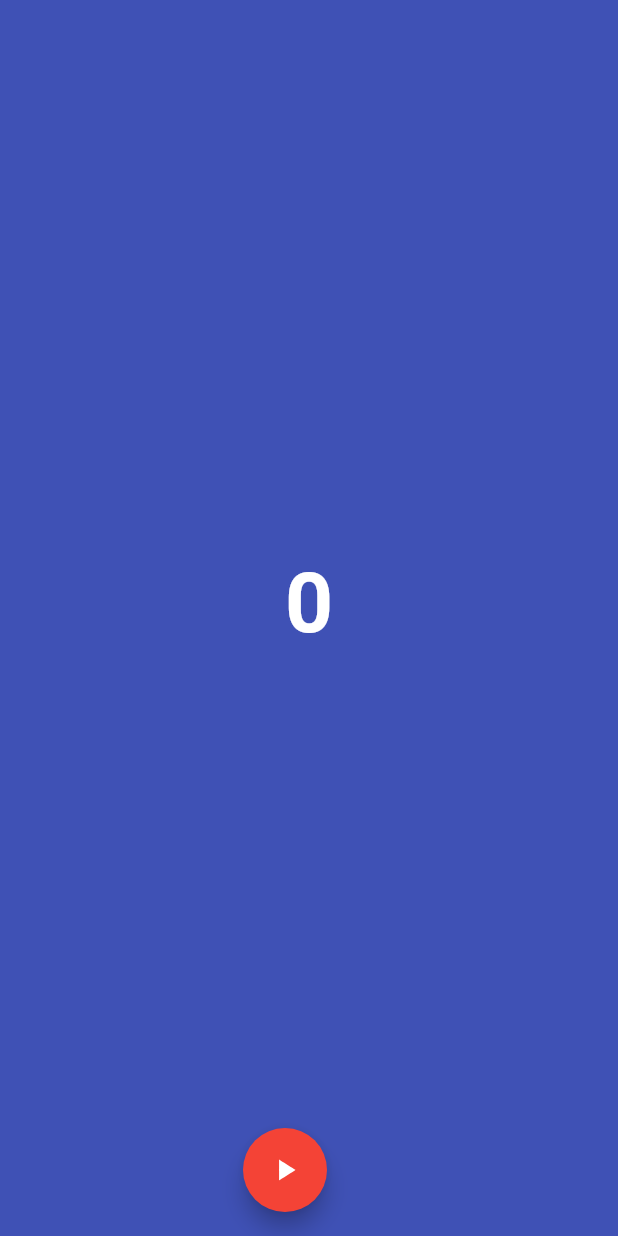
After one commit to maheshj01/awesome_flutter_layouts, a Flutter app: the Typewriter screen opened directly, on a phone screen of 412 x 824 dp. The commit adds this screen. Run offline on Flutter 3.47's test engine with Material 2 defaults, Android fonts, the phone set to English and light mode, and no system bars; network calls fail.

Commit message:
animations added

```diff
--- /dev/null
+++ b/lib/animations/typewriter.dart
@@ -0,0 +1,116 @@
+import 'package:flutter/material.dart';
+
+class Typewriter extends StatefulWidget {
+  @override
+  _TypewriterState createState() => _TypewriterState();
+}
+
+class _TypewriterState extends State<Typewriter>
+    with SingleTickerProviderStateMixin {
+  String animatedText = "";
+  final String text =
+      "Lorem Ipsum is simply dummy text of the prdoubleing and typesetting industry. Lorem Ipsum has been the industry's standard dummy text ever since the 1500s, when an unknown printer took a galley of type and scrambled it to make a type specimen book. It has survived not only five centuries, but also the leap into electronic typesetting, remaining essentially unchanged. It was popularised in the 1960s with the release of Letraset sheets containing Lorem Ipsum passages, and more recently with desktop publishing software like Aldus PageMaker including versions of Lorem Ipsum.Contrary to popular belief, Lorem Ipsum is not simply random text. It has roots in a piece of classical Latin literature from 45 BC, making it over 2000 years old. Richard McClintock, a Latin professor at Hampden-Sydney College in Virginia, looked up one of the more obscure Latin words, consectetur, from a Lorem Ipsum passage, and going through the cites of the word in classical literature, discovered the undoubtable source. Lorem Ipsum comes from sections 1.10.32 and 1.10.33 of de Finibus Bonorum et Malorum (The Extremes of Good and Evil) by Cicero, written in 45 BC. This book is a treatise on the theory of ethics, very popular during the Renaissance. The first line of Lorem Ipsum, Lorem ipsum dolor sit amet.. comes from a line in section 1.10.32.";
+
+  AnimationController animationController;
+
+  @override
+  void initState() {
+    // TODO: implement initState
+    super.initState();
+    animationController = AnimationController(
+      vsync: this,
+      duration: Duration(milliseconds: 10000),
+    );
+    textAnimation = TweenSequence(
+      <TweenSequenceItem<double>>[
+        TweenSequenceItem<double>(
+          tween: Tween<double>(begin: 0, end: (text.length - 1).toDouble()),
+          weight: 40.0,
+        ),
+        //   TweenSequenceItem<double>(
+        //     tween: ConstantTween<double>(10.0),
+        //     weight: 20.0,
+        //   ),
+        //   TweenSequenceItem<double>(
+        //     tween: Tween<double>(begin: 10.0, end: 5.0)
+        //         .chain(CurveTween(curve: Curves.ease)),
+        //     weight: 40.0,
+        //   ),
+      ],
+    ).animate(animationController);
+  }
+
+  Animation<double> textAnimation;
+  @override
+  void dispose() {
+    // TODO: implement dispose
+    animationController.dispose();
+    super.dispose();
+  }
+
+  @override
+  Widget build(BuildContext context) {
+    double start = 0;
+    double end = (text.length - 1).toDouble();
+
+    return Scaffold(
+        backgroundColor: Colors.indigo,
+        body: Padding(
+            padding: const EdgeInsets.symmetric(horizontal: 10),
+            child: AnimatedBuilder(
+                animation: textAnimation,
+                builder: (ctx, child) {
+                  animatedText += text[textAnimation.value.toInt()];
+                  return Center(
+                    child: Column(
+                        mainAxisAlignment: MainAxisAlignment.center,
+                        children: [
+                          Text('${textAnimation.value.toInt()}',
+                              style: Theme.of(context)
+                                  .textTheme
+                                  .headline2
+                                  .copyWith(
+                                      color: Colors.white,
+                                      fontWeight: FontWeight.bold)),
+                          SizedBox(
+                            height: 20,
+                          ),
+                          // Text(animatedText,
+                          //     style: TextStyle(color: Colors.white)),
+                          // TweenAnimationBuilder<int>(
+                          //     tween: Tween(begin: 0, end: 100000000),
+                          //     duration: Duration(seconds: 5),
+                          //     builder: (ctx, value, child) {
+                          //       return Text(
+                          //         '$value',
+                          //         style: TextStyle(color: Colors.white),
+                          //       );
+                          //     }),
+                        ]),
+                  );
+                })),
+        floatingActionButton:
+            Row(mainAxisAlignment: MainAxisAlignment.spaceEvenly, children: [
+          FloatingActionButton(
+            heroTag: null,
+            onPressed: () {
+              if (animationController.isAnimating) {
+                animationController.stop();
+              } else {
+                if (animationController.status == AnimationStatus.completed) {
+                  animatedText = '';
+                  setState(() {});
+                  animationController.reset();
+                  animationController.forward();
+                } else {
+                  animationController.forward();
+                }
+              }
+            },
+            tooltip: 'Increment',
+            child: AnimatedIcon(
+                icon: AnimatedIcons.play_pause, progress: textAnimation),
+          ),
+        ]));
+  }
+}
```
Also changed, not shown: lib/CustomListView.dart (+98 -4 lines), lib/animations/page2.dart (added, +87 -0 lines), lib/animations/performance.dart (added, +22 -0 lines), lib/utility.dart (added, +80 -0 lines).
